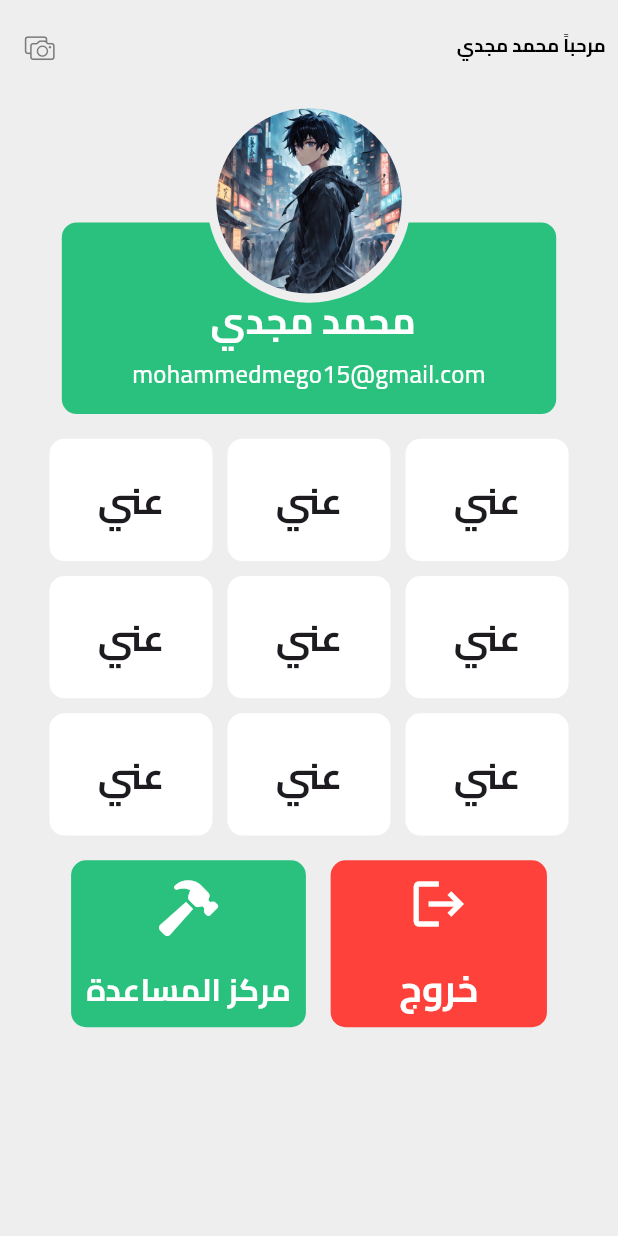
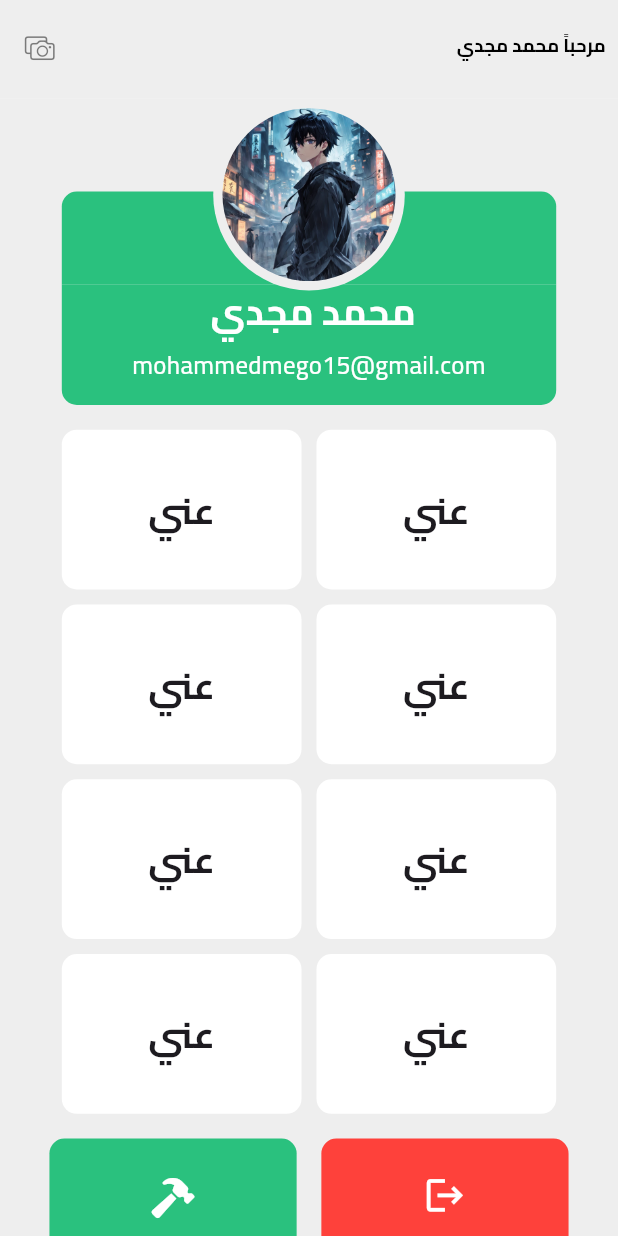
Before and after one commit to mohamedmagdy2301/selatyy_app, a Flutter app: the ProfileScreen screen opened directly, on a phone screen of 412 x 824 dp. Run offline on Flutter 3.47's test engine with Material 3 defaults, Android fonts, the phone set to English and light mode, and no system bars; our stand-ins replace device_preview, go_router, persistent_bottom_nav_bar, pin_code_fields.

Commit message:
responsive profile screen

```diff
--- a/lib/features/profile/presentation/views/screens/profile_screen.dart
+++ b/lib/features/profile/presentation/views/screens/profile_screen.dart
@@ -29,6 +29,7 @@ class ProfileScreen extends StatelessWidget {
             SliverToBoxAdapter(child: SectionYourPicture()),
             SliverToBoxAdapter(child: SectionInfoAboutMe()),
             SliverToBoxAdapter(child: SectionLogAndHelp()),
+            SliverToBoxAdapter(child: SizedBox(height: context.height * 0.018)),
           ],
         ),
       ),
--- a/lib/features/profile/presentation/views/widgets/item_help_center.dart
+++ b/lib/features/profile/presentation/views/widgets/item_help_center.dart
@@ -11,20 +11,21 @@ class ItemCenterHelpProfile extends StatelessWidget {
   @override
   Widget build(BuildContext context) {
     return Container(
-      width: context.width * 0.38,
-      height: context.height * 0.135,
+      width: context.width * 0.4,
+      height: context.height * 0.15,
       decoration: BoxDecoration(
         borderRadius: BorderRadius.circular(10),
         color: primaryGreen,
       ),
+      padding: EdgeInsets.symmetric(
+        horizontal: context.width * 0.02,
+        vertical: context.height * 0.02,
+      ),
       child: Column(
         mainAxisAlignment: MainAxisAlignment.spaceAround,
         children: [
-          Icon(
-            CupertinoIcons.hammer_fill,
-            color: primaryWhite,
-            size: 40,
-          ),
+          Icon(CupertinoIcons.hammer_fill,
+              color: primaryWhite, size: context.textScale * 7),
           Text(
             "مركز المساعدة",
             style: StylesManager.textStyle_28_bold(context).copyWith(
--- a/lib/features/profile/presentation/views/widgets/item_log_out.dart
+++ b/lib/features/profile/presentation/views/widgets/item_log_out.dart
@@ -11,11 +11,15 @@ class ItemLogOutProfile extends StatelessWidget {
   @override
   Widget build(BuildContext context) {
     return Container(
-      width: context.width * 0.35,
-      height: context.height * 0.135,
+      width: context.width * 0.4,
+      height: context.height * 0.15,
       decoration: BoxDecoration(
         borderRadius: BorderRadius.circular(10),
         color: primaryRed,
+      ),
+      padding: EdgeInsets.symmetric(
+        horizontal: context.width * 0.02,
+        vertical: context.height * 0.02,
       ),
       child: Column(
         mainAxisAlignment: MainAxisAlignment.spaceAround,
@@ -23,7 +27,7 @@ class ItemLogOutProfile extends StatelessWidget {
           Icon(
             Icons.logout,
             color: primaryWhite,
-            size: 40,
+            size: context.textScale * 7,
           ),
           Text(
             "خروج",
--- a/lib/features/profile/presentation/views/widgets/section_info_about_me.dart
+++ b/lib/features/profile/presentation/views/widgets/section_info_about_me.dart
@@ -9,23 +9,47 @@ class SectionInfoAboutMe extends StatelessWidget {
 
   @override
   Widget build(BuildContext context) {
+    return LayoutBuilder(
+      builder: (context, constraints) {
+        // Define breakpoints for responsiveness
+        int crossAxisCount;
+        double childAspectRatio;
+
+        // Increase crossAxisCount and set childAspectRatio based on screen width
+        if (constraints.maxWidth >= 1400) {
+          // Very large screen (e.g., large desktop)
+          crossAxisCount = 8;
+          childAspectRatio = 1;
+        } else if (constraints.maxWidth >= 1200 ||
+            constraints.maxWidth >= 800) {
+          // tablet or Large screen (e.g., tablet or desktop)
+          crossAxisCount = 4;
+          childAspectRatio = 1;
+        } else {
+          // Small screen (e.g., mobile)
+          crossAxisCount = 2;
+          childAspectRatio = 3 / 2;
+        }
+
         return GridView.builder(
-      itemCount: 9,
+          itemCount: 8,
           shrinkWrap: true,
           padding: EdgeInsets.symmetric(
-        horizontal: context.width * 0.08,
+            horizontal: context.width * 0.1,
             vertical: context.height * 0.02,
           ),
           physics: const NeverScrollableScrollPhysics(),
           gridDelegate: SliverGridDelegateWithFixedCrossAxisCount(
-        crossAxisCount: 3,
+            crossAxisCount: crossAxisCount,
             mainAxisSpacing: 10,
             crossAxisSpacing: 10,
-        childAspectRatio: 4 / 3,
+            childAspectRatio: childAspectRatio,
           ),
           itemBuilder: (context, index) {
             return ItemGridviewProfile();
           },
         );
+      },
+    );
   }
 }
--- a/lib/features/profile/presentation/views/widgets/section_your_picture.dart
+++ b/lib/features/profile/presentation/views/widgets/section_your_picture.dart
@@ -14,18 +14,36 @@ class SectionYourPicture extends StatelessWidget {
       alignment: Alignment.center,
       children: [
         Column(
+          mainAxisAlignment: MainAxisAlignment.center,
           children: [
-            Container(
-              width: context.width * 0.8,
-              height: context.height * 0.1,
-              color: Color.fromARGB(255, 238, 238, 238),
+            Column(
+              children: [
+                Container(
+                  height: .15 * context.width,
+                  color: Color.fromARGB(255, 238, 238, 238),
+                ),
+                Container(
+                  width: context.width * 0.8,
+                  height: .15 * context.width,
+                  decoration: BoxDecoration(
+                    borderRadius: BorderRadius.only(
+                      topLeft: Radius.circular(10),
+                      topRight: Radius.circular(10),
+                    ),
+                    color: primaryGreen,
+                  ),
+                ),
+              ],
             ),
             Container(
               width: context.width * 0.8,
-              height: context.height * 0.155,
+              padding: EdgeInsets.zero,
               alignment: Alignment.center,
               decoration: BoxDecoration(
-                borderRadius: BorderRadius.circular(10),
+                borderRadius: BorderRadius.only(
+                  bottomLeft: Radius.circular(10),
+                  bottomRight: Radius.circular(10),
+                ),
                 color: primaryGreen,
               ),
               child: Column(
@@ -54,8 +72,8 @@ class SectionYourPicture extends StatelessWidget {
         Positioned(
           top: 0,
           child: Container(
-            width: .33 * context.width,
-            height: .33 * context.width,
+            width: .31 * context.width,
+            height: .31 * context.width,
             alignment: Alignment.center,
             decoration: BoxDecoration(
               shape: BoxShape.circle,
@@ -64,8 +82,8 @@ class SectionYourPicture extends StatelessWidget {
             child: ClipOval(
               child: Image.asset(
                 'assets/images/profile.png',
-                width: .3 * context.width,
-                height: .3 * context.width,
+                width: .28 * context.width,
+                height: .28 * context.width,
                 fit: BoxFit.cover,
               ),
             ),
```
Lines whose indentation alone changed are shown as unchanged.
